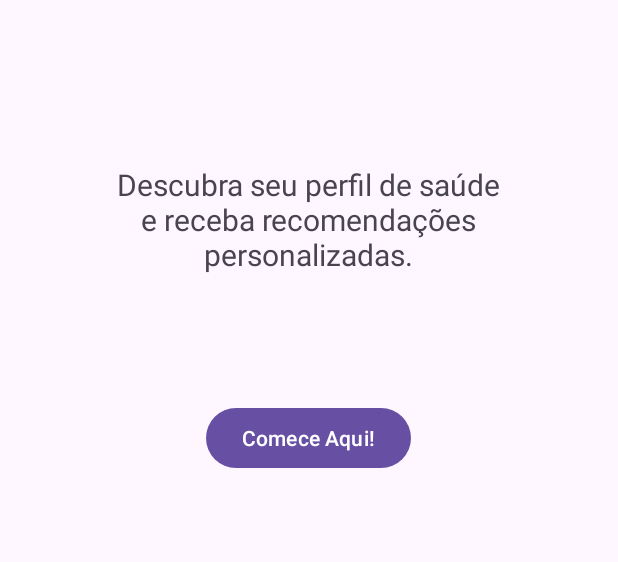
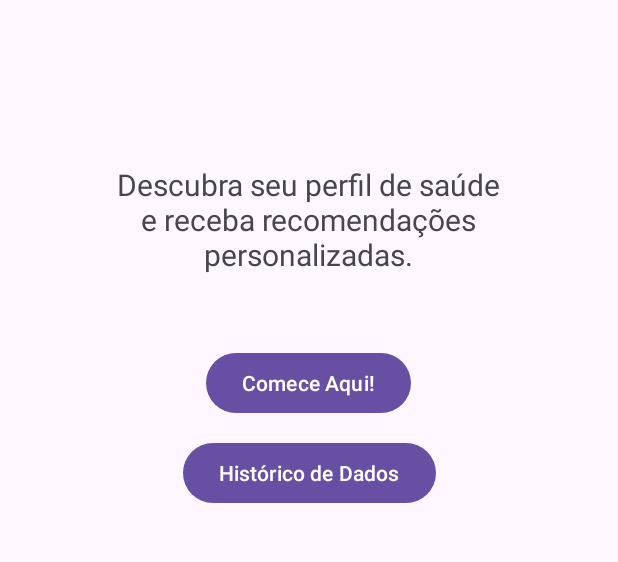
Before and after one commit to FranciscoGMaldonado/ImFitPlus, an Android app: the layout activity_main.xml on its own in the app's theme, with its tools: preview values and no code run, on a phone screen of 412 x 824 dp, the part 525-1087 px from its top. Run offline under Robolectric (Android 15) with nearby library versions, the phone set to English and light mode, and no system bars.

Commit message:
feat(ui/layout): adição de botão para verificar a tela de histórico

```diff
--- a/app/src/main/java/br/edu/ifsp/scl/ads/prdm/sc3039111/ImFitPlus/ui/MainActivity.kt
+++ b/app/src/main/java/br/edu/ifsp/scl/ads/prdm/sc3039111/ImFitPlus/ui/MainActivity.kt
@@ -19,5 +19,10 @@ class MainActivity : AppCompatActivity() {
             val intent = Intent(this, DadosContaActivity::class.java)
             startActivity(intent)
         }
+
+        binding.btnHistorico.setOnClickListener{
+            val intent = Intent(this, HistoricoActivity::class.java)
+            startActivity(intent)
+        }
     }
 }
--- a/app/src/main/res/layout/activity_main.xml
+++ b/app/src/main/res/layout/activity_main.xml
@@ -47,6 +47,16 @@
         app:layout_constraintTop_toTopOf="parent" />
 
     <Button
+        android:id="@+id/btnHistorico"
+        android:layout_width="wrap_content"
+        android:layout_height="wrap_content"
+        android:layout_marginTop="12dp"
+        android:text="Histórico de Dados"
+        app:layout_constraintEnd_toEndOf="parent"
+        app:layout_constraintStart_toStartOf="parent"
+        app:layout_constraintTop_toBottomOf="@+id/btnComece" />
+
+    <Button
         android:id="@+id/btnComece"
         android:layout_width="wrap_content"
         android:layout_height="wrap_content"
@@ -56,6 +66,6 @@
         app:layout_constraintHorizontal_bias="0.505"
         app:layout_constraintStart_toStartOf="@+id/boasVindas"
         app:layout_constraintTop_toTopOf="parent"
-        app:layout_constraintVertical_bias="0.796" />
+        app:layout_constraintVertical_bias="0.749" />
 
 </androidx.constraintlayout.widget.ConstraintLayout>
```
